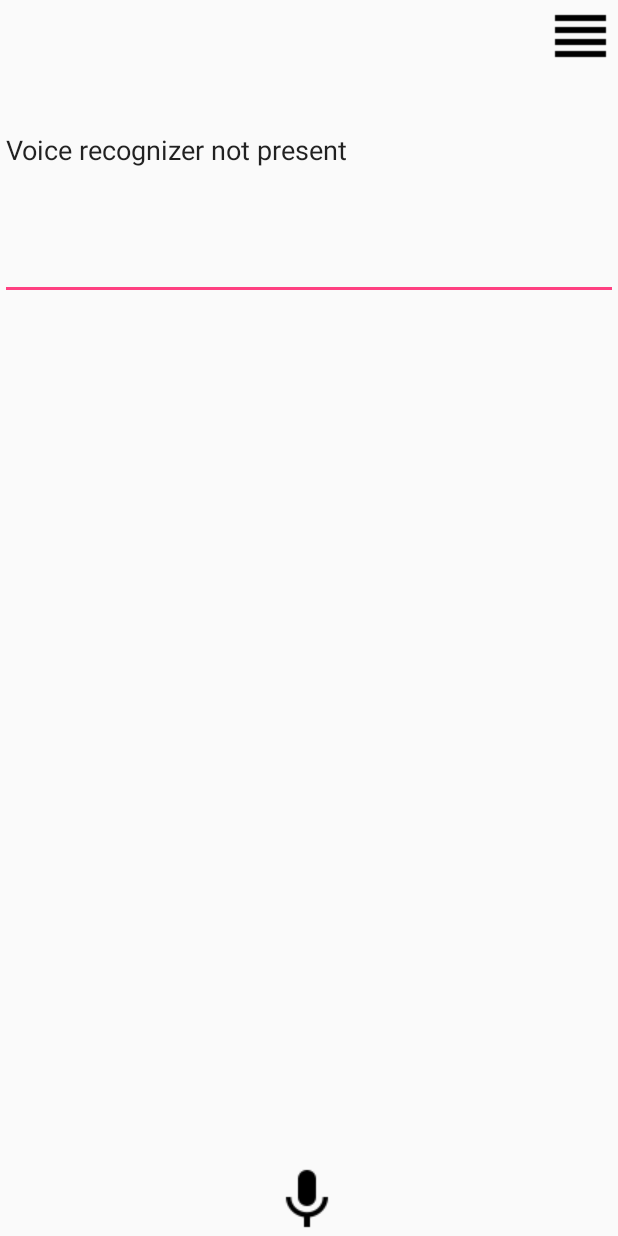
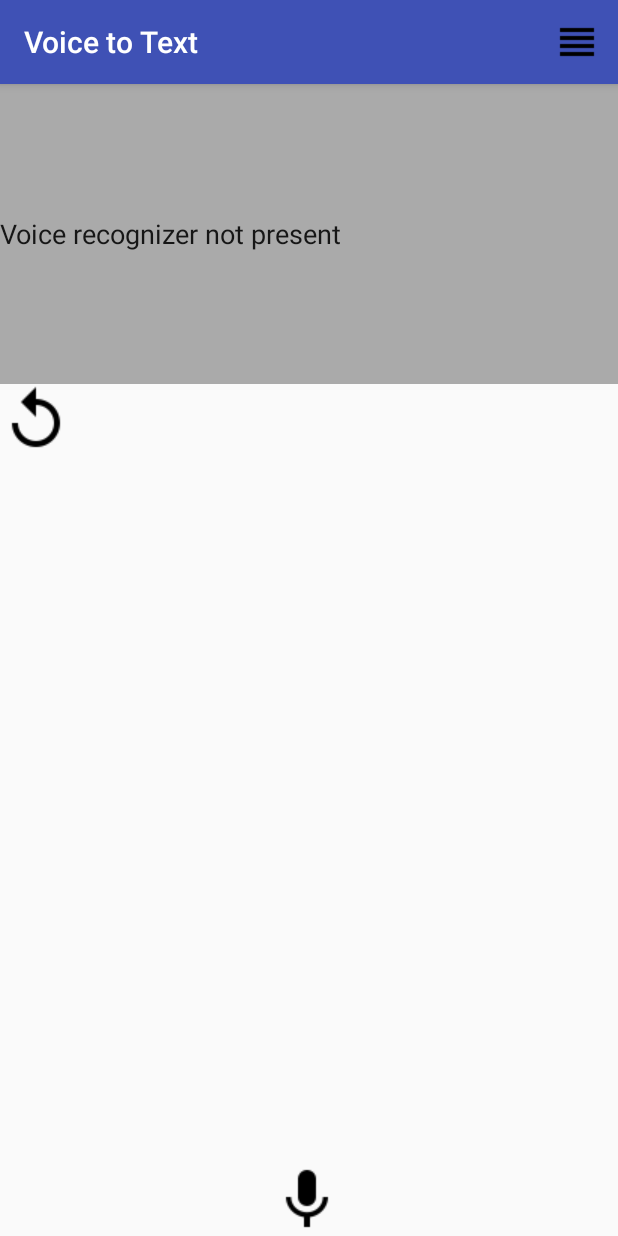
Before and after one commit to IonutBoicu/Voice-Recognition-Ubis, an Android app: the VoiceTextActivity screen opened directly, with no data from a screen before it, on a phone screen of 412 x 824 dp. Run offline under Robolectric (Android 15) with nearby library versions, the light colour scheme and no system bars.

Commit message:
Voice - Text: Design and functionality changes
The displayed text can now be rotated by 180 degrees at a time.
Changed the layout of the menu button (now added to the title action
bar) and background color of the textbox.

```diff
--- a/VoiceRecognition/app/src/main/java/unicredit/voicerecognition/VoiceTextActivity.java
+++ b/VoiceRecognition/app/src/main/java/unicredit/voicerecognition/VoiceTextActivity.java
@@ -7,6 +7,10 @@ import android.content.pm.PackageManager;
 import android.content.pm.ResolveInfo;
 import android.os.Bundle;
 import android.speech.RecognizerIntent;
+import android.support.v7.app.ActionBar;
+import android.support.v7.app.AppCompatActivity;
+import android.view.Menu;
+import android.view.MenuItem;
 import android.view.View;
 import android.widget.AdapterView;
 import android.widget.Button;
@@ -21,7 +25,7 @@ import java.util.List;
 /**
  * Created by John on 8/1/2016.
  */
-public class VoiceTextActivity extends Activity{
+public class VoiceTextActivity extends AppCompatActivity{
     private static final int VOICE_RECOGNITION_REQUEST_CODE = 1001;
     public static final String EXTRA_PATTERN_DATA = "android.speech.extra.PATTERN_DATA";
     public static final String EXTRA_DEFAULT_WEB_SEARCH_ACTION = "android.speech.extra.DEFAULT_WEB_SEARCH_ACTION";
@@ -35,6 +39,8 @@ public class VoiceTextActivity extends Activity{
     @Override
     protected void onCreate(Bundle savedInstanceState) {
         super.onCreate(savedInstanceState);
+        this.setTitle("Voice to Text");
+
         setContentView(R.layout.activity_voice_text);
         recBut = (Button) findViewById(R.id.recButton);
         edText = (EditText) findViewById(R.id.recTextBox);
@@ -42,8 +48,34 @@ public class VoiceTextActivity extends Activity{
         checkVoiceRecognition();
     }
 
+    @Override
+    public boolean onCreateOptionsMenu(Menu menu) {
+
+        // Inflate the menu; this adds items to the action bar if it is present.
+        getMenuInflater().inflate(R.menu.main, menu);
+        return true;
+    }
+
+    @Override
+    public boolean onOptionsItemSelected(MenuItem item) {
+        switch (item.getItemId()) {
+            // action with ID action_refresh was selected
+            case R.id.action_mainmenu:
+                super.onBackPressed();
+                break;
+            default:
+                break;
+        }
+
+        return true;
+    }
+
     public void goBack(View view) {
         super.onBackPressed();
+    }
+
+    public void rotateTextBox (View view) {
+        edText.setRotation((edText.getRotation() + 180) % 360);
     }
 
     public void checkVoiceRecognition() {
--- a/VoiceRecognition/app/src/main/res/layout/activity_voice_text.xml
+++ b/VoiceRecognition/app/src/main/res/layout/activity_voice_text.xml
@@ -16,7 +16,8 @@
             android:layout_alignParentLeft="true"
             android:layout_alignParentStart="true"
             android:layout_alignParentRight="true"
-            android:layout_alignParentEnd="true" />
+            android:layout_alignParentEnd="true"
+            android:background="@android:color/darker_gray"/>
         <Button
             android:layout_width="50dp"
             android:layout_height="wrap_content"
@@ -36,8 +37,19 @@
             android:layout_alignParentRight="true"
             android:layout_alignParentTop="true"
             android:layout_centerHorizontal="true"
-            android:enabled="true"
+            android:visibility="gone"
+            android:enabled="false"
             android:onClick="goBack" />
+        <Button
+            android:layout_width="50dp"
+            android:layout_height="wrap_content"
+            android:drawableLeft="@drawable/ic_replay_black_24dp"
+            android:background="@android:color/transparent"
+            android:layout_below="@+id/recTextBox"
+            android:layout_toRightOf="@+id/backBtn"
+            android:layout_toEndOf="@+id/backBtn"
+            android:id="@+id/rotateText"
+            android:onClick="rotateTextBox"/>
         <ImageView
             android:layout_above="@id/recButton"
             android:layout_width="fill_parent"
--- /dev/null
+++ b/VoiceRecognition/app/src/main/res/menu/main.xml
@@ -0,0 +1,10 @@
+<?xml version="1.0" encoding="utf-8"?>
+<menu xmlns:android="http://schemas.android.com/apk/res/android"
+    xmlns:app="http://schemas.android.com/apk/res-auto">
+    <item
+        android:id="@+id/action_mainmenu"
+        android:orderInCategory="100"
+        app:showAsAction="always"
+        android:icon="@drawable/ic_view_headline_black_24dp"
+        android:title="Main Menu"/>
+</menu>
--- a/VoiceRecognition/app/src/main/res/values/strings.xml
+++ b/VoiceRecognition/app/src/main/res/values/strings.xml
@@ -1,6 +1,6 @@
 <resources>
     <string name="app_name">VoiceRecognition</string>
     <string name="button_text">Record</string>
-    <string name="enter_text_to_write">Write here</string>
+    <string name="enter_text_to_write">Text is displayed here...</string>
     <string name="speak_now">Speak now</string>
 </resources>
```
Also changed, not shown: 1 other file.
